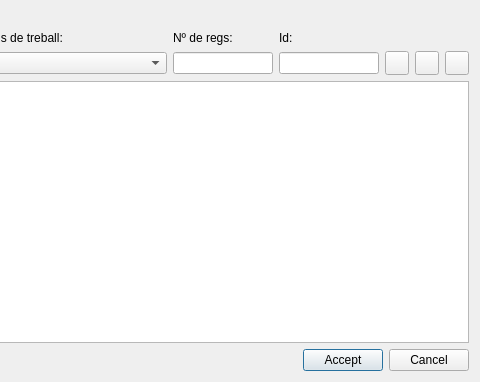
Above: ui/planning_unit.ui from bgeo-gis/treemanage_qgis_pluggin before the change; both pictures show x 228 to 708 and y 0 to 382 of the 708 by 382 pixel window. Below: the same form after it.
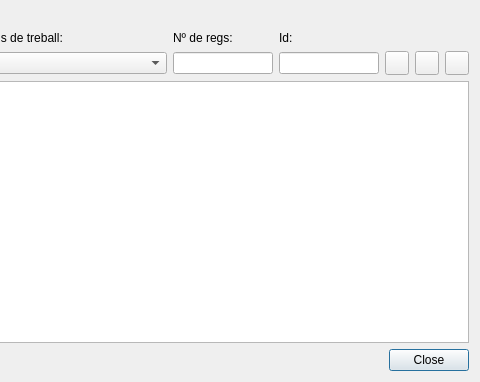
That is the form after the change. Icons and pictures are not drawn.

Diff of the .ui file:
```diff
--- a/ui/planning_unit.ui
+++ b/ui/planning_unit.ui
@@ -32,14 +32,7 @@
      <item>
       <widget class="QPushButton" name="btn_accept">
        <property name="text">
-        <string>Accept</string>
-       </property>
-      </widget>
-     </item>
-     <item>
-      <widget class="QPushButton" name="btn_cancel">
-       <property name="text">
-        <string>Cancel</string>
+        <string>Close</string>
        </property>
       </widget>
      </item>
```
Left out of the diff: 2 changed lines with no effect on the pictures.
